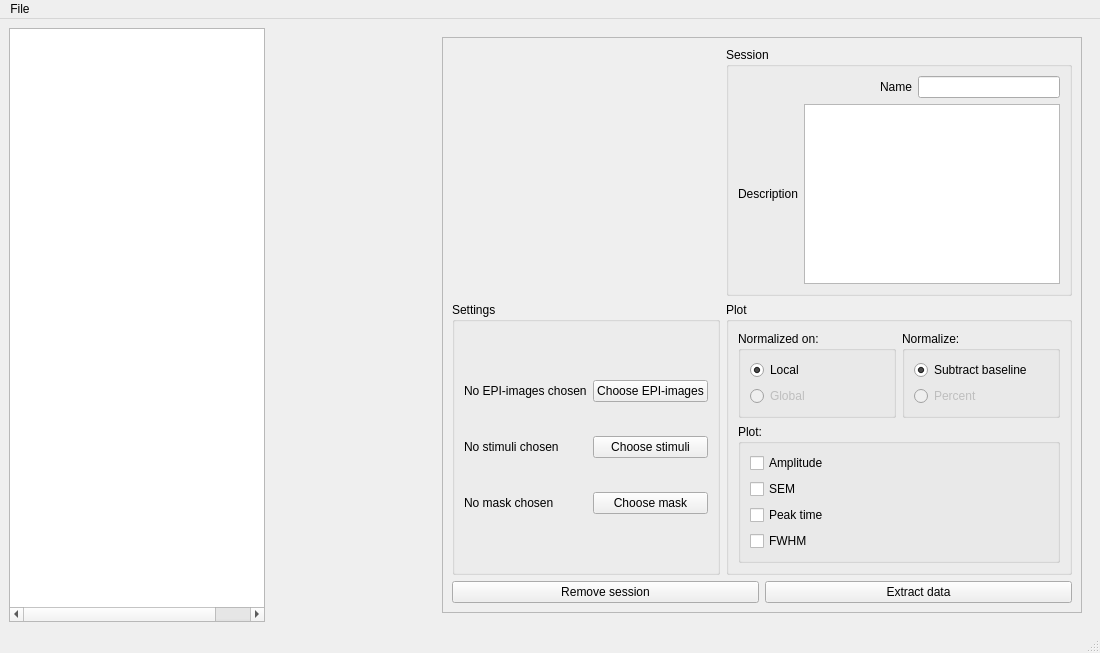
Above: src/ui/mainwindow.ui from pfechd/jabe before the change. Below: the same form after it.
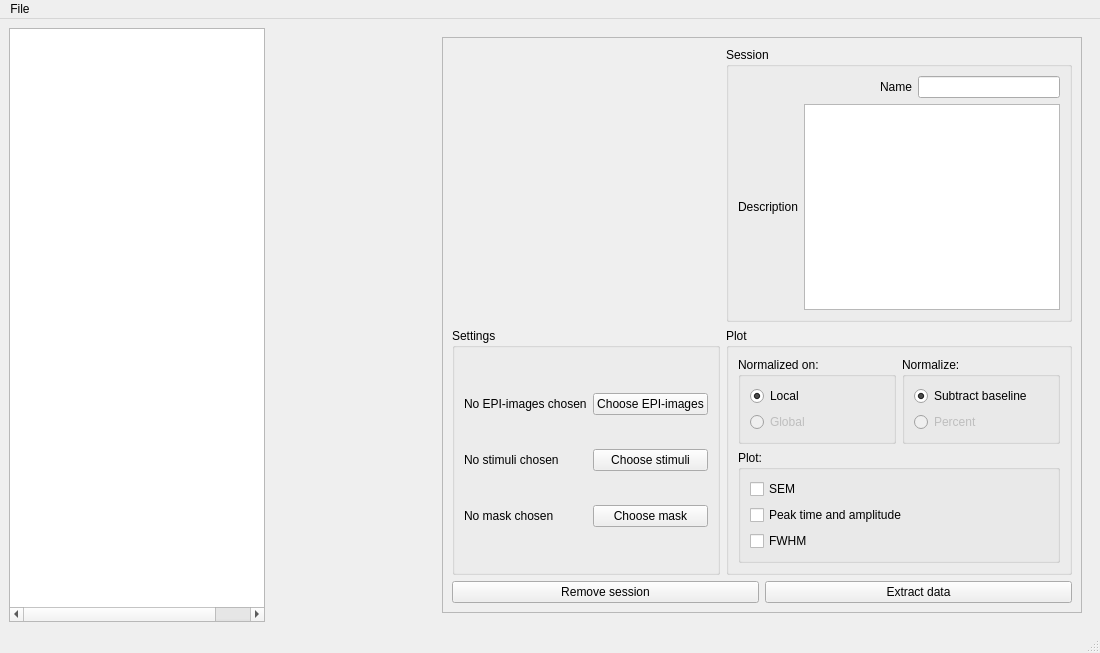
That is the form after the change.

Commit message: Merge amplitude and peak option in plotoptions in mainwindow for sessions

Diff of the .ui file:
```diff
--- a/src/ui/mainwindow.ui
+++ b/src/ui/mainwindow.ui
@@ -1122,13 +1122,6 @@
                      <bool>true</bool>
                     </property>
                     <layout class="QVBoxLayout" name="verticalLayout_24">
-                     <item>
-                      <widget class="QCheckBox" name="amplitude_checkbox">
-                       <property name="text">
-                        <string>Amplitude</string>
-                       </property>
-                      </widget>
-                     </item>
                      <item>
                       <widget class="QCheckBox" name="sem_checkbox_2">
                        <property name="text">
@@ -1139,7 +1132,7 @@
                      <item>
                       <widget class="QCheckBox" name="peak_checkbox">
                        <property name="text">
-                        <string>Peak time</string>
+                        <string>Peak time and amplitude</string>
                        </property>
                       </widget>
                      </item>
```
Left out of the diff: 18 changed lines with no effect on the pictures.
